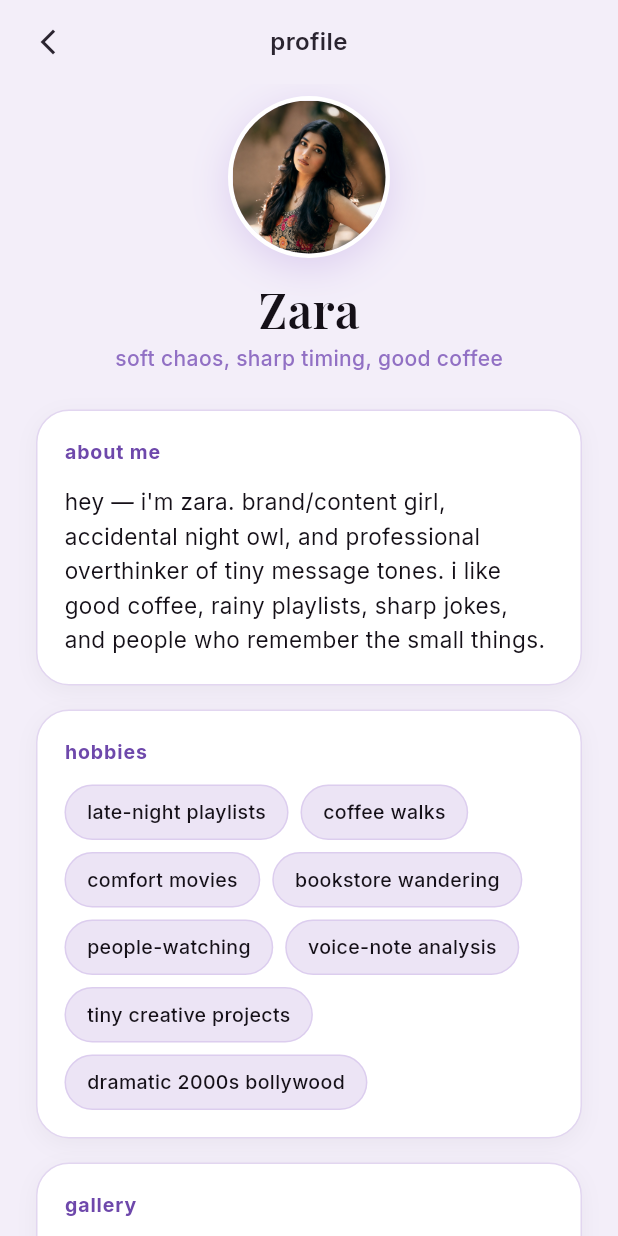
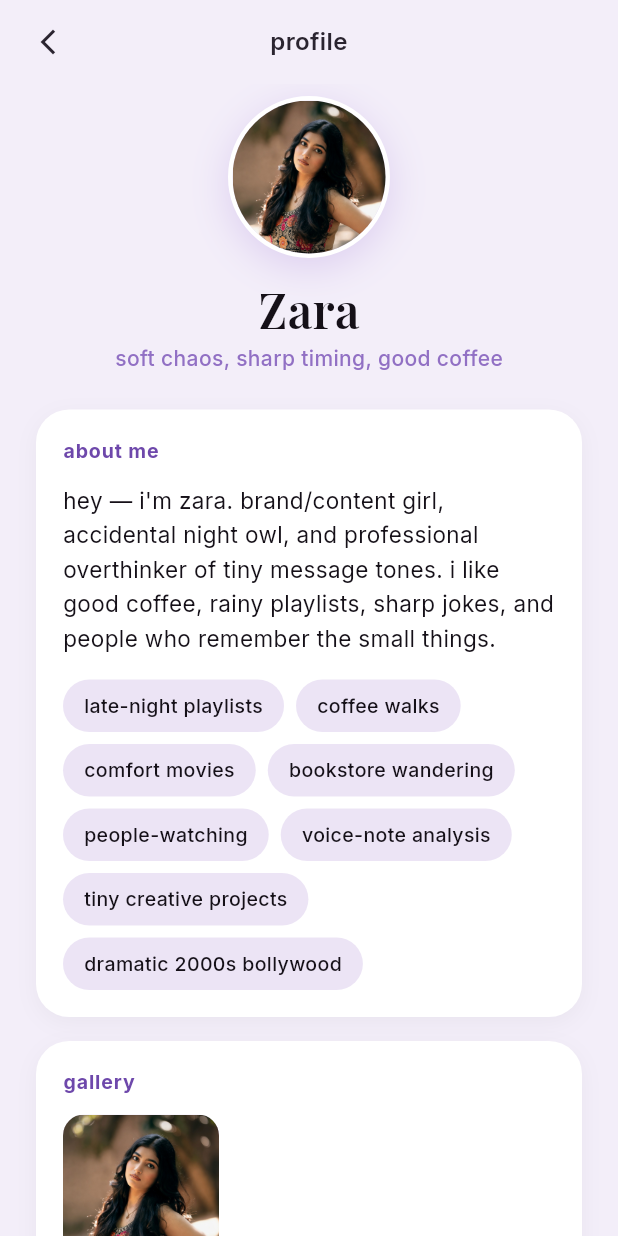
Before and after one commit to deepesh-crowstone/companion, a Flutter app: the MiaProfileScreen screen opened directly, on a phone screen of 412 x 824 dp. Run offline on Flutter 3.47's test engine with Material 3 defaults, Android fonts, the phone set to English and light mode, and no system bars; our stand-ins replace google_fonts, just_audio, permission_handler, shared_preferences, web; missing offline and left inert: audio_session, dart:js_interop, flutter_cashfree_pg_sdk, flutter_pcm_sound, record; accounts and stored records are empty; network calls fail.

Commit message:
Simplify Zara profile layout and open profile from header name.
Merge hobbies into about me, remove section and pill borders, and make the chat header name and status tappable like the avatar.

Co-authored-by: Cursor <cursoragent@cursor.com>

```diff
--- a/client/mia_companion/lib/screens/mia_profile_screen.dart
+++ b/client/mia_companion/lib/screens/mia_profile_screen.dart
@@ -69,7 +69,10 @@ class MiaProfileScreen extends StatelessWidget {
                     const SizedBox(height: 24),
                     _SectionCard(
                       title: 'about me',
-                      child: Text(
+                      child: Column(
+                        crossAxisAlignment: CrossAxisAlignment.start,
+                        children: [
+                          Text(
                             MiaProfile.about,
                             style: GoogleFonts.inter(
                               fontSize: 15,
@@ -77,11 +80,8 @@ class MiaProfileScreen extends StatelessWidget {
                               color: MiaColors.miaText,
                             ),
                           ),
-                    ),
                           const SizedBox(height: 16),
-                    _SectionCard(
-                      title: 'hobbies',
-                      child: Wrap(
+                          Wrap(
                             spacing: 8,
                             runSpacing: 8,
                             children: MiaProfile.hobbies.map((h) {
@@ -91,11 +91,10 @@ class MiaProfileScreen extends StatelessWidget {
                                   vertical: 8,
                                 ),
                                 decoration: BoxDecoration(
-                              color: MiaColors.miaBubble.withValues(alpha: 0.65),
+                                  color: MiaColors.miaBubble.withValues(
+                                    alpha: 0.65,
+                                  ),
                                   borderRadius: BorderRadius.circular(20),
-                              border: Border.all(
-                                color: MiaColors.accent.withValues(alpha: 0.2),
-                              ),
                                 ),
                                 child: Text(
                                   h,
@@ -107,6 +106,8 @@ class MiaProfileScreen extends StatelessWidget {
                                 ),
                               );
                             }).toList(),
+                          ),
+                        ],
                       ),
                     ),
                     const SizedBox(height: 16),
@@ -205,7 +206,6 @@ class _SectionCard extends StatelessWidget {
       decoration: BoxDecoration(
         color: MiaColors.surface,
         borderRadius: BorderRadius.circular(22),
-        border: Border.all(color: MiaColors.miaBubble),
         boxShadow: [
           BoxShadow(
             color: Colors.black.withValues(alpha: 0.04),
```
Also changed, not shown: client/mia_companion/lib/widgets/mia_chat_header.dart (+10 -0 lines). Lines whose indentation alone changed are shown as unchanged.
